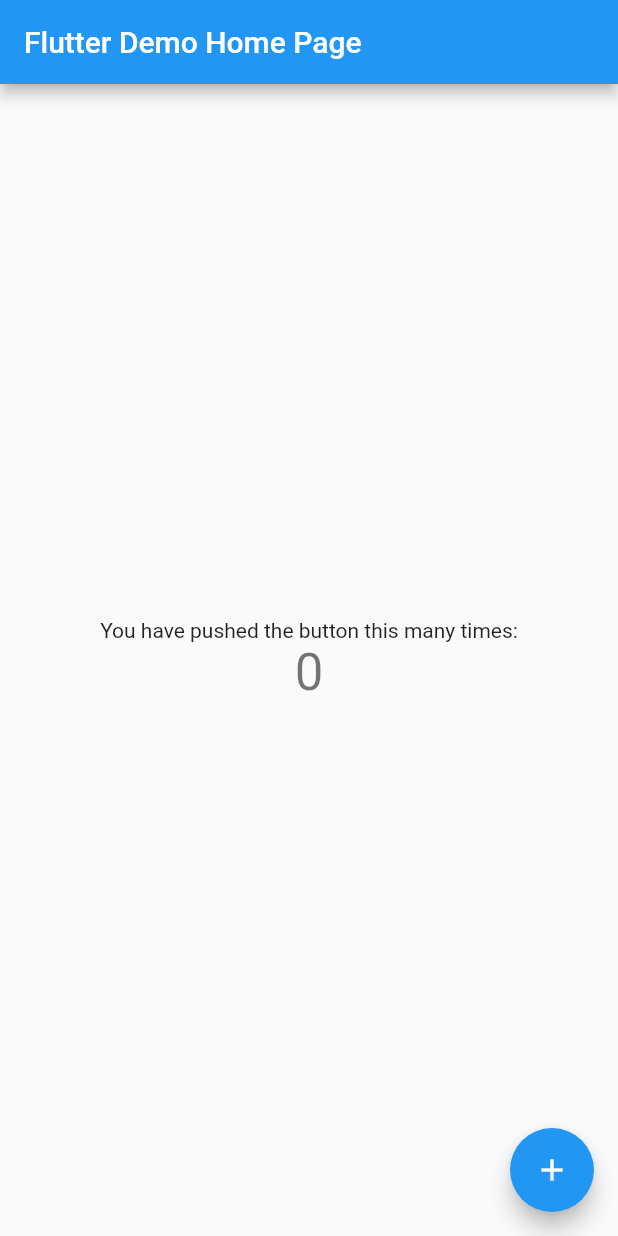
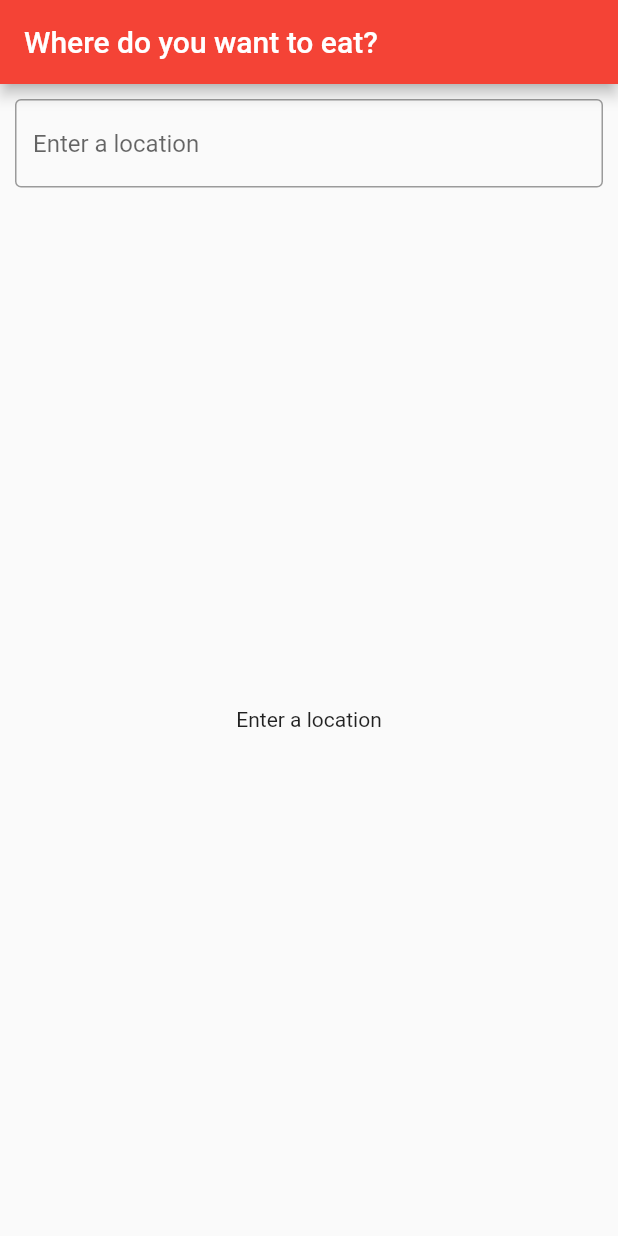
Before and after one commit to sultanularefin/ZomatoBlock2020, a Flutter app: the screen it shows after launch, on a phone screen of 412 x 824 dp. Run offline on Flutter 3.47's test engine with Material 2 defaults, Android fonts, the phone set to English and light mode, and no system bars.

Commit message:
so far so good

```diff
--- /dev/null
+++ b/lib/BLoC/bloc.dart
@@ -0,0 +1,3 @@
+abstract class Bloc {
+  void dispose();
+}
--- /dev/null
+++ b/lib/DataLayer/location.dart
@@ -0,0 +1,14 @@
+/*
+ * Copyright (c) 2019 Razeware LLC
+ */
+
+class Location {
+  final int id;
+  final String type;
+  final String title;
+
+  Location.fromJson(Map json)
+      : id = json['entity_id'],
+        type = json['entity_type'],
+        title = json['title'];
+}
--- /dev/null
+++ b/lib/DataLayer/restaurant.dart
@@ -0,0 +1,55 @@
+/*
+ * Copyright (c) 2019 Razeware LLC
+
+ */
+
+class Restaurant {
+  final String id;
+  final String name;
+  final String url;
+  final String currency;
+  final String thumbUrl;
+  final String imageUrl;
+  final String cuisines;
+  final String address;
+  final Rating rating;
+
+  final int priceRange;
+
+  String get priceDisplay {
+    final buffer = StringBuffer();
+    for (int i = 0; i < priceRange; i++) {
+      buffer.write(currency);
+    }
+    return buffer.toString();
+  }
+
+  Restaurant.fromJson(json)
+      : id = json['id'],
+        name = json['name'],
+        url = json['url'],
+        thumbUrl = json['thumb'],
+        imageUrl = json['featured_image'],
+        priceRange = json['price_range'],
+        currency = json['currency'],
+        cuisines = json['cuisines'],
+        address = json['location']['address'],
+        rating = Rating.fromJson(json['user_rating']);
+
+  @override
+  bool operator ==(Object other) =>
+      identical(this, other) ||
+          other is Restaurant && runtimeType == other.runtimeType && id == other.id;
+
+  @override
+  int get hashCode => id.hashCode;
+}
+
+class Rating {
+  final String text;
+  final String average;
+
+  Rating.fromJson(Map json)
+      : text = json['rating_text'].toString(),
+        average = json['aggregate_rating'].toString();
+}
--- /dev/null
+++ b/lib/UI/location_screen.dart
@@ -0,0 +1,29 @@
+import 'package:flutter/material.dart';
+class LocationScreen extends StatelessWidget {
+  @override
+  Widget build(BuildContext context) {
+    return Scaffold(
+      appBar: AppBar(title: Text('Where do you want to eat?')),
+      body: Column(
+        children: <Widget>[
+          Padding(
+            padding: const EdgeInsets.all(10.0),
+            child: TextField(
+              decoration: InputDecoration(
+                  border: OutlineInputBorder(), hintText: 'Enter a location'),
+              onChanged: (query) { },
+            ),
+          ),
+          Expanded(
+            child: _buildResults(),
+          )
+        ],
+      ),
+    );
+  }
+
+
+  Widget _buildResults() {
+    return Center(child: Text('Enter a location'));
+  }
+}
--- /dev/null
+++ b/lib/UI/main_screen.dart
@@ -0,0 +1,11 @@
+
+import 'package:flutter/material.dart';
+import 'package:zomatoblock/UI/location_screen.dart';
+
+
+class MainScreen extends StatelessWidget {
+  @override
+  Widget build(BuildContext context) {
+    return LocationScreen();
+  }
+}
--- a/lib/main.dart
+++ b/lib/main.dart
@@ -1,117 +1,27 @@
 import 'package:flutter/material.dart';
+import 'package:zomatoblock/UI/main_screen.dart';
+
+
+
+// void main() => runApp(RestaurantFinder());
+
 
 void main() {
-  runApp(MyApp());
+ // runApp(MyApp());
+
+ runApp(RestaurantFinder());
 }
 
-class MyApp extends StatelessWidget {
-  // This widget is the root of your application.
+class RestaurantFinder extends StatelessWidget {
   @override
   Widget build(BuildContext context) {
     return MaterialApp(
-      title: 'Flutter Demo',
+      title: 'Restaurant Finder',
       theme: ThemeData(
-        // This is the theme of your application.
-        //
-        // Try running your application with "flutter run". You'll see the
-        // application has a blue toolbar. Then, without quitting the app, try
-        // changing the primarySwatch below to Colors.green and then invoke
-        // "hot reload" (press "r" in the console where you ran "flutter run",
-        // or simply save your changes to "hot reload" in a Flutter IDE).
-        // Notice that the counter didn't reset back to zero; the application
-        // is not restarted.
-        primarySwatch: Colors.blue,
-        // This makes the visual density adapt to the platform that you run
-        // the app on. For desktop platforms, the controls will be smaller and
-        // closer together (more dense) than on mobile platforms.
-        visualDensity: VisualDensity.adaptivePlatformDensity,
+        primarySwatch: Colors.red,
       ),
-      home: MyHomePage(title: 'Flutter Demo Home Page'),
+//      home: Container(),
+        home: MainScreen(),
     );
   }
 }
-
-class MyHomePage extends StatefulWidget {
-  MyHomePage({Key key, this.title}) : super(key: key);
-
-  // This widget is the home page of your application. It is stateful, meaning
-  // that it has a State object (defined below) that contains fields that affect
-  // how it looks.
-
-  // This class is the configuration for the state. It holds the values (in this
-  // case the title) provided by the parent (in this case the App widget) and
-  // used by the build method of the State. Fields in a Widget subclass are
-  // always marked "final".
-
-  final String title;
-
-  @override
-  _MyHomePageState createState() => _MyHomePageState();
-}
-
-class _MyHomePageState extends State<MyHomePage> {
-  int _counter = 0;
-
-  void _incrementCounter() {
-    setState(() {
-      // This call to setState tells the Flutter framework that something has
-      // changed in this State, which causes it to rerun the build method below
-      // so that the display can reflect the updated values. If we changed
-      // _counter without calling setState(), then the build method would not be
-      // called again, and so nothing would appear to happen.
-      _counter++;
-    });
-  }
-
-  @override
-  Widget build(BuildContext context) {
-    // This method is rerun every time setState is called, for instance as done
-    // by the _incrementCounter method above.
-    //
-    // The Flutter framework has been optimized to make rerunning build methods
-    // fast, so that you can just rebuild anything that needs updating rather
-    // than having to individually change instances of widgets.
-    return Scaffold(
-      appBar: AppBar(
-        // Here we take the value from the MyHomePage object that was created by
-        // the App.build method, and use it to set our appbar title.
-        title: Text(widget.title),
-      ),
-      body: Center(
-        // Center is a layout widget. It takes a single child and positions it
-        // in the middle of the parent.
-        child: Column(
-          // Column is also a layout widget. It takes a list of children and
-          // arranges them vertically. By default, it sizes itself to fit its
-          // children horizontally, and tries to be as tall as its parent.
-          //
-          // Invoke "debug painting" (press "p" in the console, choose the
-          // "Toggle Debug Paint" action from the Flutter Inspector in Android
-          // Studio, or the "Toggle Debug Paint" command in Visual Studio Code)
-          // to see the wireframe for each widget.
-          //
-          // Column has various properties to control how it sizes itself and
-          // how it positions its children. Here we use mainAxisAlignment to
-          // center the children vertically; the main axis here is the vertical
-          // axis because Columns are vertical (the cross axis would be
-          // horizontal).
-          mainAxisAlignment: MainAxisAlignment.center,
-          children: <Widget>[
-            Text(
-              'You have pushed the button this many times:',
-            ),
-            Text(
-              '$_counter',
-              style: Theme.of(context).textTheme.headline4,
-            ),
-          ],
-        ),
-      ),
-      floatingActionButton: FloatingActionButton(
-        onPressed: _incrementCounter,
-        tooltip: 'Increment',
-        child: Icon(Icons.add),
-      ), // This trailing comma makes auto-formatting nicer for build methods.
-    );
-  }
-}
--- a/pubspec.yaml
+++ b/pubspec.yaml
@@ -28,6 +28,7 @@ dependencies:
   # The following adds the Cupertino Icons font to your application.
   # Use with the CupertinoIcons class for iOS style icons.
   cupertino_icons: ^0.1.3
+  http: ^0.12.1
 
 dev_dependencies:
   flutter_test:
@@ -43,6 +44,7 @@ flutter:
   # included with your application, so that you can use the icons in
   # the material Icons class.
   uses-material-design: true
+
 
   # To add assets to your application, add an assets section, like this:
   # assets:
```
Also changed, not shown: lib/DataLayer/zomato_client.dart (added, +56 -0 lines), lib/UI/image_container.dart (added, +33 -0 lines), pubspec.lock, 1 other file.
